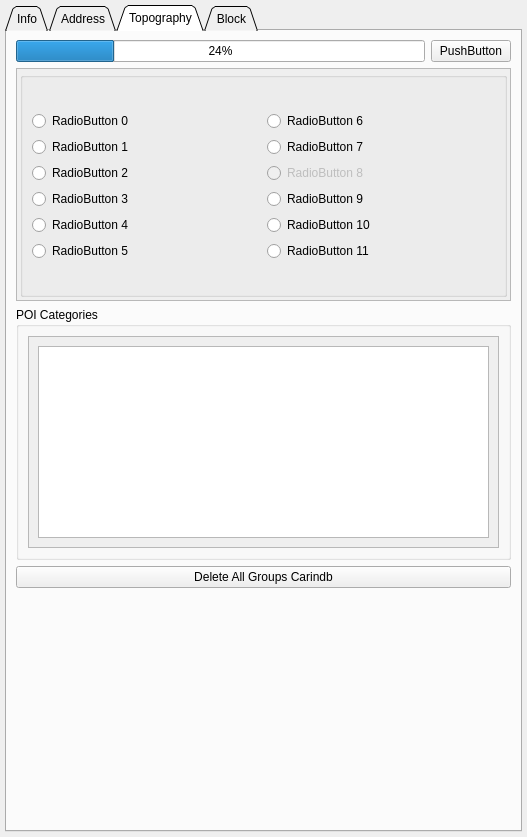
lugovskovp/QGIS_VDO, file ui_files/QgisVdoDockwidgetBase.ui: the form before one commit.
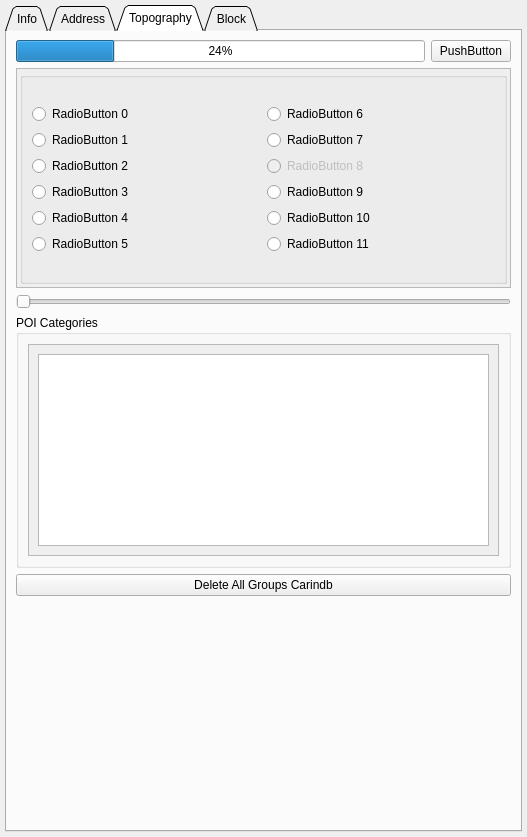
The form after the commit. The open tabs and pages were chosen to show the change. Custom widgets are drawn as their Qt base class.

Commit message: refactor: get_poi - полная информация, быстро

Patch:
```diff
--- a/ui_files/QgisVdoDockwidgetBase.ui
+++ b/ui_files/QgisVdoDockwidgetBase.ui
@@ -998,6 +998,24 @@
         </item>
         <item>
          <widget class="QScrollArea" name="scrollAreaScales">
+          <property name="sizePolicy">
+           <sizepolicy hsizetype="Expanding" vsizetype="Fixed">
+            <horstretch>0</horstretch>
+            <verstretch>0</verstretch>
+           </sizepolicy>
+          </property>
+          <property name="minimumSize">
+           <size>
+            <width>0</width>
+            <height>220</height>
+           </size>
+          </property>
+          <property name="maximumSize">
+           <size>
+            <width>16777215</width>
+            <height>220</height>
+           </size>
+          </property>
           <property name="widgetResizable">
            <bool>true</bool>
           </property>
@@ -1007,11 +1025,11 @@
              <x>0</x>
              <y>0</y>
              <width>487</width>
-             <height>205</height>
+             <height>218</height>
             </rect>
            </property>
            <property name="sizePolicy">
-            <sizepolicy hsizetype="Expanding" vsizetype="Expanding">
+            <sizepolicy hsizetype="Preferred" vsizetype="Preferred">
              <horstretch>0</horstretch>
              <verstretch>0</verstretch>
             </sizepolicy>
@@ -1141,6 +1159,13 @@
           </widget>
          </widget>
         </item>
+        <item>
+         <widget class="QSlider" name="horizontalSlider">
+          <property name="orientation">
+           <enum>Qt::Horizontal</enum>
+          </property>
+         </widget>
+        </item>
         <item>
          <widget class="AnimatedGroupBox" name="gb_CategoriesPOI">
           <property name="title">
@@ -1158,7 +1183,7 @@
                 <x>0</x>
                 <y>0</y>
                 <width>463</width>
-                <height>214</height>
+                <height>379</height>
                </rect>
               </property>
               <layout class="QVBoxLayout" name="verticalLayout_13">
@@ -1188,13 +1213,19 @@
         </item>
         <item>
          <spacer name="verticalSpacer_2">
+          <property name="sizePolicy">
+           <sizepolicy hsizetype="Preferred" vsizetype="Fixed">
+            <horstretch>0</horstretch>
+            <verstretch>0</verstretch>
+           </sizepolicy>
+          </property>
           <property name="orientation">
            <enum>Qt::Vertical</enum>
           </property>
           <property name="sizeHint" stdset="0">
            <size>
-            <width>28</width>
-            <height>177</height>
+            <width>20</width>
+            <height>0</height>
            </size>
           </property>
          </spacer>
```
Left out of the diff: 2 changed lines with no effect on the pictures. The commit also changes 1 other file.
